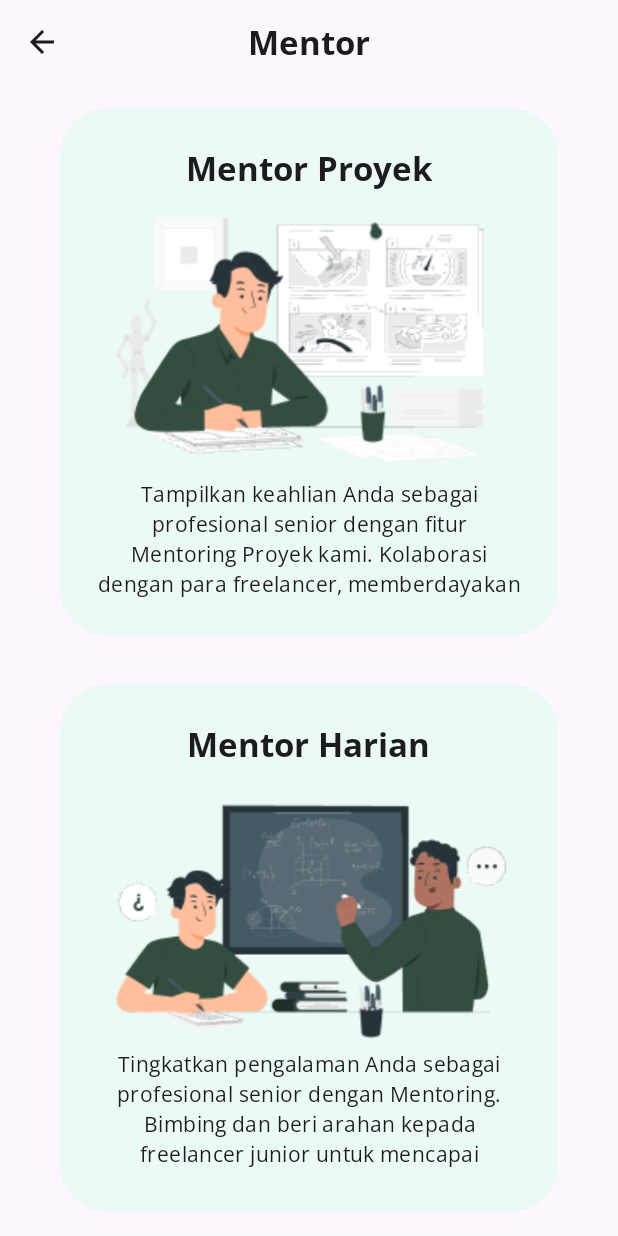
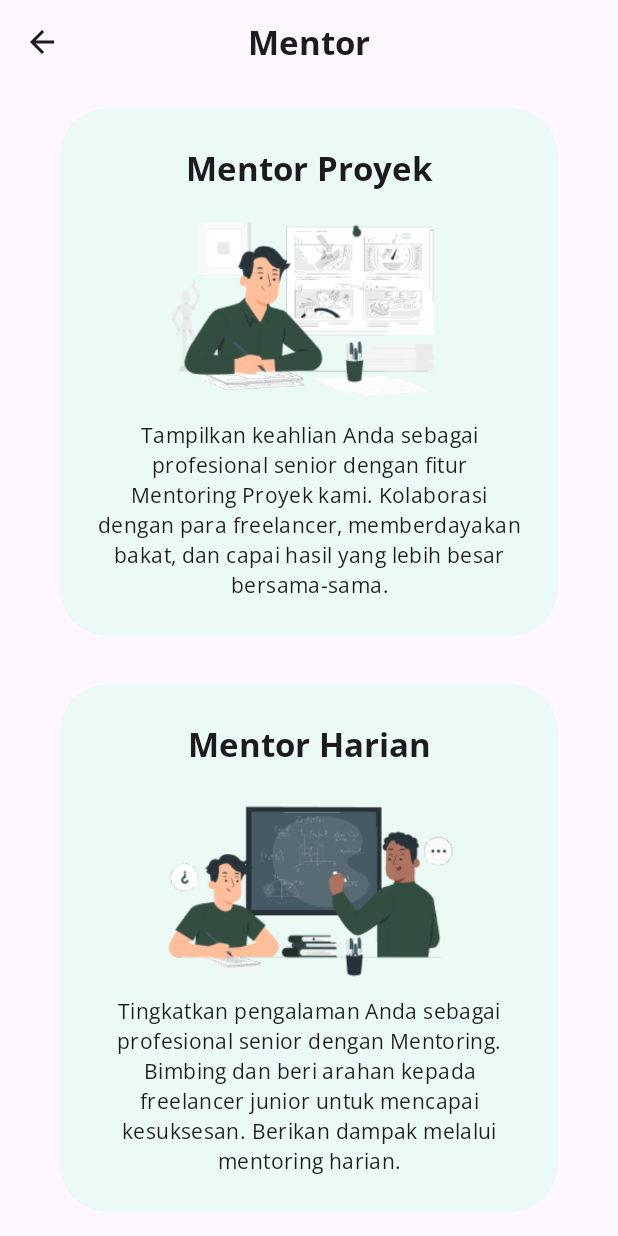
Before and after one commit to Breel-capstone/breel-android, an Android app: the MentorshipFragment screen opened through its navigation route, on a phone screen of 412 x 824 dp. Run offline under Robolectric (Android 15) with nearby library versions, the light colour scheme and no system bars; our stand-ins replace Dagger/Hilt's generated code; 1 statement that could not run was skipped.

Commit message:
[UPDATE] mentorship option page - relayout

```diff
--- a/app/src/main/res/layout/fragment_mentorship.xml
+++ b/app/src/main/res/layout/fragment_mentorship.xml
@@ -7,69 +7,96 @@
     tools:context=".ui.fragment.mentorship.MentorshipFragment"
     android:orientation="vertical">
 
-    <LinearLayout
+    <RelativeLayout
         android:id="@+id/btn_project_mentor"
         android:layout_width="match_parent"
         android:layout_height="0dp"
         android:layout_weight="1"
-        android:orientation="vertical"
+        android:text="@string/hello_blank_fragment"
         android:clickable="true"
         android:onClick="onClick"
-        android:gravity="center"
         android:background="@drawable/background_mentorship_option"
         android:layout_marginHorizontal="40dp"
         android:layout_marginVertical="16dp">
 
         <TextView
+            android:id="@+id/tv_proj_mentorship"
             android:layout_width="wrap_content"
             android:layout_height="wrap_content"
             android:text="Mentor Proyek"
-            android:textAppearance="@style/TextAppearance.Breel.TitleLargeBold"/>
+            android:textAppearance="@style/TextAppearance.Breel.TitleLargeBold"
+            android:layout_alignParentTop="true"
+            android:layout_alignParentStart="true"
+            android:layout_alignParentEnd="true"
+            android:textAlignment="center"
+            android:layout_marginBottom="8dp"
+            />
 
         <ImageView
             android:layout_width="wrap_content"
             android:layout_height="wrap_content"
-            app:srcCompat="@drawable/mentor_proyek" />
+            app:srcCompat="@drawable/mentor_proyek"
+            android:layout_below="@id/tv_proj_mentorship"
+            android:layout_above="@id/desc_proj_mentorship"
+            android:scaleType="fitCenter"/>
 
         <TextView
+            android:id="@+id/desc_proj_mentorship"
             android:layout_width="match_parent"
             android:layout_height="wrap_content"
+            android:layout_alignParentStart="true"
+            android:layout_alignParentEnd="true"
+            android:layout_alignParentBottom="true"
+            android:layout_marginTop="8dp"
             android:text="Tampilkan keahlian Anda sebagai profesional senior dengan fitur Mentoring Proyek kami. Kolaborasi dengan para freelancer, memberdayakan bakat, dan capai hasil yang lebih besar bersama-sama."
-            android:textAppearance="@style/TextAppearance.Breel.BodyMedium"
-            android:textAlignment="center" />
-    </LinearLayout>
+            android:textAlignment="center"
+            android:textAppearance="@style/TextAppearance.Breel.BodyMedium" />
+    </RelativeLayout>
 
-    <LinearLayout
+    <RelativeLayout
         android:id="@+id/btn_daily_mentor"
         android:layout_width="match_parent"
         android:layout_height="0dp"
         android:layout_weight="1"
         android:text="@string/hello_blank_fragment"
-        android:orientation="vertical"
         android:clickable="true"
         android:onClick="onClick"
-        android:gravity="center"
         android:background="@drawable/background_mentorship_option"
         android:layout_marginHorizontal="40dp"
         android:layout_marginVertical="16dp">
 
         <TextView
+            android:id="@+id/tv_daily_mentorship"
             android:layout_width="wrap_content"
             android:layout_height="wrap_content"
             android:text="Mentor Harian"
-            android:textAppearance="@style/TextAppearance.Breel.TitleLargeBold" />
+            android:textAppearance="@style/TextAppearance.Breel.TitleLargeBold"
+            android:layout_alignParentTop="true"
+            android:layout_alignParentStart="true"
+            android:layout_alignParentEnd="true"
+            android:textAlignment="center"
+            android:layout_marginBottom="8dp"
+            />
 
         <ImageView
             android:layout_width="wrap_content"
             android:layout_height="wrap_content"
-            app:srcCompat="@drawable/mentor_harian" />
+            app:srcCompat="@drawable/mentor_harian"
+            android:layout_below="@id/tv_daily_mentorship"
+            android:layout_above="@id/desc_daily_mentorship"
+            android:scaleType="fitCenter"/>
 
         <TextView
+            android:id="@+id/desc_daily_mentorship"
             android:layout_width="match_parent"
             android:layout_height="wrap_content"
             android:text="Tingkatkan pengalaman Anda sebagai profesional senior dengan Mentoring. Bimbing dan beri arahan kepada freelancer junior untuk mencapai kesuksesan. Berikan dampak melalui mentoring harian."
             android:textAppearance="@style/TextAppearance.Breel.BodyMedium"
-            android:textAlignment="center"/>
-    </LinearLayout>
+            android:textAlignment="center"
+            android:layout_alignParentStart="true"
+            android:layout_alignParentEnd="true"
+            android:layout_alignParentBottom="true"
+            android:layout_marginTop="8dp"/>
+    </RelativeLayout>
 
 </LinearLayout>
```
